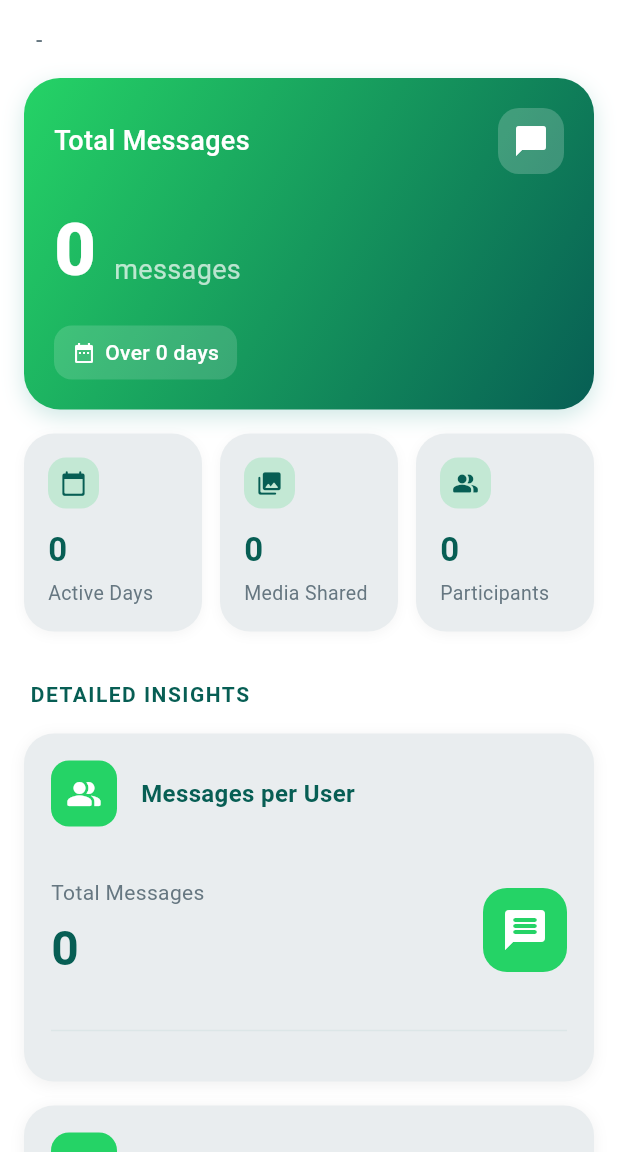
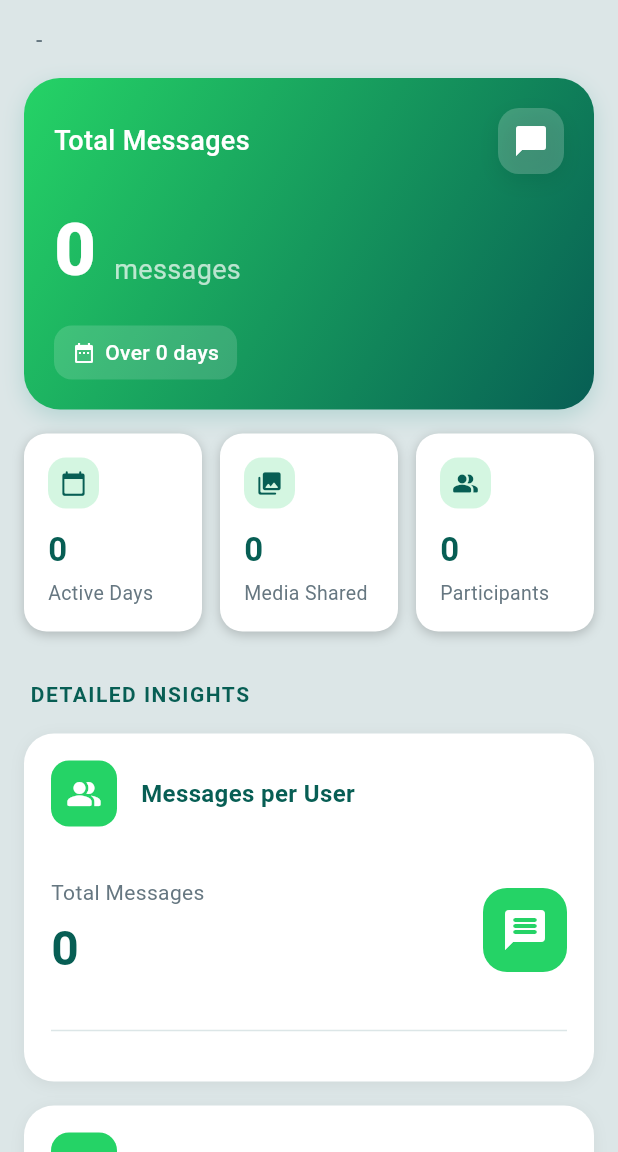
Before and after one commit to dyingpotato890/Chatlytics, a Flutter app: the AnalysisPage screen opened directly with empty values, after a tap on "Total Messages", on a phone screen of 412 x 824 dp, the part 84-1236 px from its top. Run offline on Flutter 3.47's test engine with Material 3 defaults, Android fonts, the phone set to English and light mode, and no system bars; our stand-ins replace file_picker; missing offline and left inert: flutter_archive; accounts and stored records are empty.

Commit message:
add most active days and few ui changes

```diff
--- a/lib/pages/analysis_page.dart
+++ b/lib/pages/analysis_page.dart
@@ -3,6 +3,9 @@ import 'package:chatlytics/widgets/colors.dart';
 import 'package:chatlytics/widgets/emoji_analysis.dart';
 import 'package:chatlytics/widgets/first_last_message.dart';
 import 'package:chatlytics/widgets/messages_per_user.dart';
+import 'package:chatlytics/widgets/most_talked_days.dart';
+import 'package:chatlytics/widgets/most_talked_hours.dart';
+import 'package:chatlytics/widgets/most_talked_months.dart';
 import 'package:chatlytics/widgets/overview.dart';
 import 'package:chatlytics/widgets/panel.dart';
 import 'package:chatlytics/widgets/top_words.dart';
@@ -43,7 +46,8 @@ class _AnalysisPageState extends State<AnalysisPage> {
           ),
         ],
       ),
-      backgroundColor: Colors.white, // Light theme background
+      backgroundColor: ColorUtils.whatsappDivider,
+
       body: SafeArea(
         child: SingleChildScrollView(
           physics: const BouncingScrollPhysics(),
@@ -85,7 +89,7 @@ class _AnalysisPageState extends State<AnalysisPage> {
               // Messages per user panel
               PanelWidget(
                 title: "Messages per User",
-                color: const Color(0xFFE9EDEF),
+                color: ColorUtils.whatsappLightBackground,
                 icon: Icons.people_alt_rounded,
                 content: MessagesPerUserWidget(messageData: widget.messageData),
               ),
@@ -93,11 +97,12 @@ class _AnalysisPageState extends State<AnalysisPage> {
               // First And Last Messages
               PanelWidget(
                 title: "Messages per User",
-                color: const Color(0xFFE9EDEF),
+                color: ColorUtils.whatsappLightBackground,
                 icon: Icons.people_alt_rounded,
-                content: FirstLastMessageWidget(messageData: widget.messageData),
+                content: FirstLastMessageWidget(
+                  messageData: widget.messageData,
+                ),
               ),
-
 
               // Top Words panel
               PanelWidget(
@@ -114,6 +119,27 @@ class _AnalysisPageState extends State<AnalysisPage> {
                 icon: Icons.emoji_emotions_rounded,
                 content: EmojiAnalysisWidget(messageData: widget.messageData),
               ),
+
+              PanelWidget(
+                title: "Most Active Days",
+                color: ColorUtils.whatsappLightBackground,
+                icon: Icons.calendar_today_rounded,
+                content: MostTalkedDaysWidget(messageData: widget.messageData),
+              ),
+
+              PanelWidget(
+                title: "Hourly Activity",
+                color: ColorUtils.whatsappLightBackground,
+                icon: Icons.schedule_rounded,
+                content: MostTalkedHoursWidget(messageData: widget.messageData),
+              ),
+
+              PanelWidget(
+                title: "Monthly Activity",
+                color: ColorUtils.whatsappLightBackground,
+                icon: Icons.date_range_rounded,
+                content: ChatByMonthWidget(messageData: widget.messageData),
+              ),
             ],
           ),
         ),
--- a/lib/services/whatsapp.dart
+++ b/lib/services/whatsapp.dart
@@ -3,6 +3,8 @@ import 'package:chatlytics/models/data.dart';
 import 'package:chatlytics/models/message.dart';
 import 'package:flutter_archive/flutter_archive.dart';
 import 'package:path_provider/path_provider.dart';
+import 'package:intl/intl.dart';
+
 
 class Whatsapp {
   final RegExp messageLineRegex = RegExp(
--- a/lib/widgets/colors.dart
+++ b/lib/widgets/colors.dart
@@ -33,6 +33,6 @@ class ColorUtils {
   static const Color whatsappDarkGreen = Color(0xFF075E54);
   static const Color whatsappSecondaryText = Color(0xFF667781);
   static const Color whatsappTextColor = Color(0xFF1F2C34);
-  static const Color whatsappLightBackground = Color(0xFFE9EDEF);
+  static const Color whatsappLightBackground = Color.fromARGB(255, 255, 255, 255);
   static const Color whatsappDivider = Color(0xFFDCE6E7);
 }
--- a/lib/widgets/emoji_analysis.dart
+++ b/lib/widgets/emoji_analysis.dart
@@ -179,7 +179,7 @@ class EmojiAnalysisWidget extends StatelessWidget {
             border: Border.all(color: borderColor, width: 2),
             boxShadow: [
               BoxShadow(
-                color: Colors.black.withAlpha(10),
+                color: Colors.black.withAlpha(50),
                 blurRadius: 4,
                 offset: const Offset(0, 2),
               ),
--- a/lib/widgets/first_last_message.dart
+++ b/lib/widgets/first_last_message.dart
@@ -70,7 +70,7 @@ class FirstLastMessageWidget extends StatelessWidget {
         borderRadius: BorderRadius.circular(16),
         boxShadow: [
           BoxShadow(
-            color: Colors.black.withAlpha(15),
+            color: Colors.black.withAlpha(40),
             blurRadius: 8,
             offset: const Offset(0, 2),
           ),
--- /dev/null
+++ b/lib/widgets/most_talked_days.dart
@@ -0,0 +1,143 @@
+import 'package:flutter/material.dart';
+import 'package:chatlytics/widgets/colors.dart';
+import 'package:chatlytics/models/data.dart';
+
+class MostTalkedDaysWidget extends StatelessWidget {
+  final Data messageData;
+
+  const MostTalkedDaysWidget({super.key, required this.messageData});
+
+  @override
+  Widget build(BuildContext context) {
+    // Get days data and sort by value (message count) in descending order
+    final Map<String, int> daysData = Map.from(messageData.mostTalkedDays);
+    final List<MapEntry<String, int>> sortedDays = daysData.entries.toList()
+      ..sort((a, b) => b.value.compareTo(a.value));
+
+    // Function to convert day number to name
+    String getDayName(String dayNumber) {
+      final List<String> days = [
+        'Monday', 'Tuesday', 'Wednesday',
+        'Thursday', 'Friday', 'Saturday', 'Sunday'
+      ];
+
+      try {
+        int index = int.parse(dayNumber) - 1;
+        if (index >= 0 && index < days.length) {
+          return days[index];
+        }
+      } catch (e) {
+        // In case the day number is not in expected format
+      }
+
+      return dayNumber;
+    }
+
+    return Column(
+      crossAxisAlignment: CrossAxisAlignment.start,
+      children: [
+        // Days summary header
+        Container(
+          width: double.infinity,
+          padding: const EdgeInsets.symmetric(vertical: 16),
+          child: Row(
+            mainAxisAlignment: MainAxisAlignment.spaceBetween,
+            children: [
+              Column(
+                crossAxisAlignment: CrossAxisAlignment.start,
+                children: [
+                  const Text(
+                    "Most Active Days",
+                    style: TextStyle(fontSize: 14, color: ColorUtils.whatsappSecondaryText),
+                  ),
+                  const SizedBox(height: 4),
+                  Text(
+                    getDayName(sortedDays.isNotEmpty ? sortedDays.first.key : ""),
+                    style: const TextStyle(
+                      fontSize: 24,
+                      fontWeight: FontWeight.bold,
+                      color: ColorUtils.whatsappDarkGreen,
+                    ),
+                  ),
+                ],
+              ),
+              Container(
+                padding: const EdgeInsets.all(12),
+                decoration: BoxDecoration(
+                  color: ColorUtils.whatsappLightGreen,
+                  borderRadius: BorderRadius.circular(16),
+                ),
+                child: const Icon(
+                  Icons.calendar_today_rounded,
+                  color: Colors.white,
+                  size: 28,
+                ),
+              ),
+            ],
+          ),
+        ),
+
+        const Divider(color: ColorUtils.whatsappDivider, height: 32),
+
+        // Days breakdown
+        ...sortedDays.take(7).map((entry) {
+          final String dayKey = entry.key;
+          final String dayName = getDayName(dayKey);
+          final int dayMessages = entry.value;
+
+          return Container(
+            margin: const EdgeInsets.only(bottom: 16),
+            child: Row(
+              mainAxisAlignment: MainAxisAlignment.spaceBetween,
+              children: [
+                Row(
+                  children: [
+                    Container(
+                      padding: const EdgeInsets.all(8),
+                      decoration: BoxDecoration(
+                        color: ColorUtils.whatsappSecondaryText.withAlpha(30),
+                        borderRadius: BorderRadius.circular(10),
+                      ),
+                      child: const Icon(
+                        Icons.calendar_today,
+                        size: 18,
+                        color: ColorUtils.whatsappSecondaryText,
+                      ),
+                    ),
+                    const SizedBox(width: 12),
+                    Text(
+                      dayName,
+                      style: const TextStyle(
+                        fontSize: 16,
+                        fontWeight: FontWeight.w500,
+                        color: ColorUtils.whatsappTextColor,
+                      ),
+                    ),
+                  ],
+                ),
+                Container(
+                  padding: const EdgeInsets.symmetric(
+                    horizontal: 10,
+                    vertical: 4,
+                  ),
+                  decoration: BoxDecoration(
+                    color: ColorUtils.whatsappLightGreen.withAlpha(50),
+                    borderRadius: BorderRadius.circular(12),
+                  ),
+                  child: Text(
+                    "$dayMessages",
+                    style: const TextStyle(
+                      fontSize: 14,
+                      fontWeight: FontWeight.bold,
+                      color: ColorUtils.whatsappDarkGreen,
+                    ),
+                  ),
+                ),
+              ],
+            ),
+          );
+        }),
+      ],
+    );
+  }
+}
--- a/lib/widgets/overview.dart
+++ b/lib/widgets/overview.dart
@@ -31,10 +31,7 @@ class OverviewWidget extends StatelessWidget {
         gradient: const LinearGradient(
           begin: Alignment.topLeft,
           end: Alignment.bottomRight,
-          colors: [
-            ColorUtils.whatsappLightGreen,
-            ColorUtils.whatsappDarkGreen,
-          ],
+          colors: [ColorUtils.whatsappLightGreen, ColorUtils.whatsappDarkGreen],
         ),
         borderRadius: BorderRadius.circular(24),
         boxShadow: [
@@ -49,7 +46,7 @@ class OverviewWidget extends StatelessWidget {
         color: Colors.transparent,
         child: InkWell(
           borderRadius: BorderRadius.circular(24),
-          onTap: () {}, // Add functionality when card is tapped
+          onTap: () {},
           splashColor: Colors.white.withAlpha(26),
           highlightColor: Colors.white.withAlpha(13),
           child: Padding(
@@ -73,6 +70,14 @@ class OverviewWidget extends StatelessWidget {
                       decoration: BoxDecoration(
                         color: Colors.white.withAlpha(51),
                         borderRadius: BorderRadius.circular(14),
+
+                        boxShadow: [
+                          BoxShadow(
+                            color: Colors.black.withAlpha(20),
+                            blurRadius: 12,
+                            offset: const Offset(0, 5),
+                          ),
+                        ],
                       ),
                       child: const Icon(
                         Icons.chat_bubble_rounded,
@@ -82,7 +87,9 @@ class OverviewWidget extends StatelessWidget {
                     ),
                   ],
                 ),
+
                 const SizedBox(height: 16),
+
                 Row(
                   crossAxisAlignment: CrossAxisAlignment.end,
                   children: [
@@ -108,7 +115,9 @@ class OverviewWidget extends StatelessWidget {
                     ),
                   ],
                 ),
+
                 const SizedBox(height: 16),
+
                 Container(
                   padding: const EdgeInsets.symmetric(
                     horizontal: 12,
@@ -181,10 +190,10 @@ class OverviewWidget extends StatelessWidget {
       padding: const EdgeInsets.all(16),
       decoration: BoxDecoration(
         color: ColorUtils.whatsappLightBackground,
-        borderRadius: BorderRadius.circular(20),
+        borderRadius: BorderRadius.circular(15),
         boxShadow: [
           BoxShadow(
-            color: Colors.black.withAlpha(10),
+            color: Colors.black.withAlpha(50),
             blurRadius: 6,
             offset: const Offset(0, 2),
           ),
--- a/pubspec.yaml
+++ b/pubspec.yaml
@@ -38,6 +38,7 @@ dependencies:
   file_picker: ^10.1.9
   flutter_archive: ^6.0.3
   path_provider: ^2.1.5
+  intl: ^0.20.2
 
 dev_dependencies:
   flutter_test:
```
Also changed, not shown: pubspec.lock.
